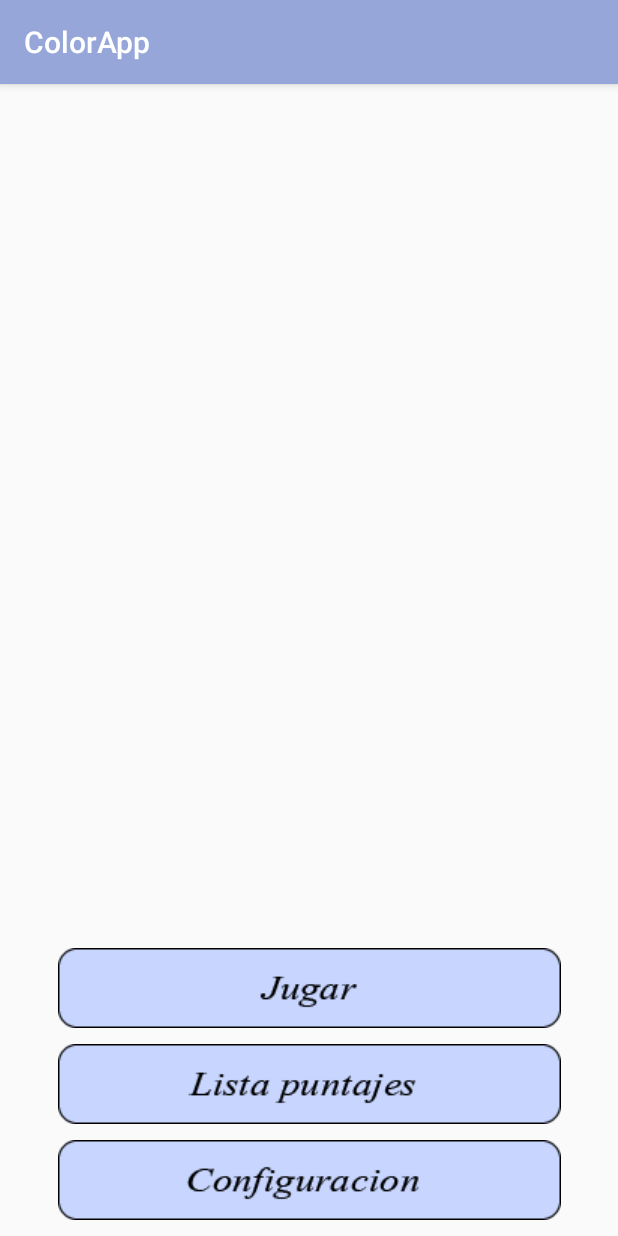
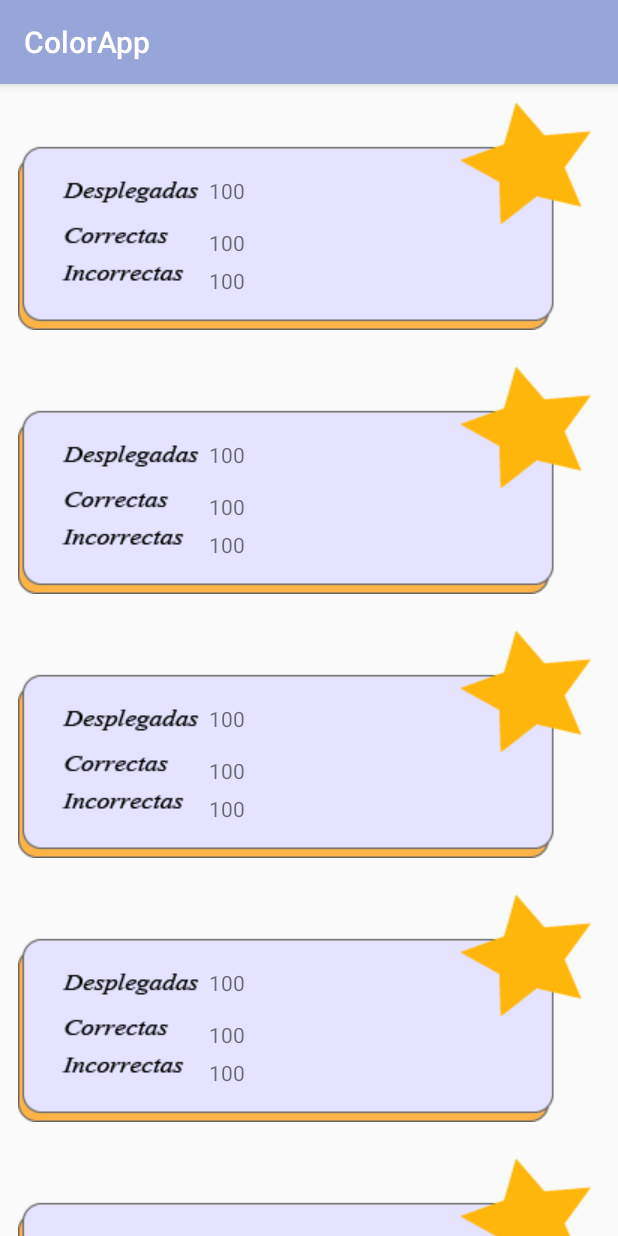
Before and after one commit to wsquindio2018/ColorApp_Quindio, an Android app: the screen it shows after launch (MainActivity before the commit, ListaPuntajesActivity after it), after a tap on an icon or button, on a phone screen of 412 x 824 dp. Run offline under Robolectric (Android 15) with nearby library versions, the light colour scheme and no system bars.

Commit message:
De victor para Diego

```diff
--- a/app/src/main/AndroidManifest.xml
+++ b/app/src/main/AndroidManifest.xml
@@ -17,7 +17,8 @@
             </intent-filter>
         </activity>
         <activity android:name=".actividades.JugarActivity" />
-        <activity android:name=".actividades.ConfiguracionActiviy"></activity>
+        <activity android:name=".actividades.ConfiguracionActiviy" />
+        <activity android:name=".actividades.ListaPuntajesActivity"></activity>
     </application>
 
 </manifest>
--- /dev/null
+++ b/app/src/main/java/com/example/worldskills/colorapp/actividades/ListaPuntajesActivity.java
@@ -0,0 +1,38 @@
+package com.example.worldskills.colorapp.actividades;
+
+import android.support.v7.app.AppCompatActivity;
+import android.os.Bundle;
+import android.support.v7.widget.RecyclerView;
+
+import com.example.worldskills.colorapp.R;
+import com.example.worldskills.colorapp.adapter.PuntajesAdapter;
+import com.example.worldskills.colorapp.entidades.PuntajesVo;
+
+import java.util.ArrayList;
+
+public class ListaPuntajesActivity extends AppCompatActivity {
+
+    RecyclerView recyclerView;
+    PuntajesAdapter adapter;
+    ArrayList<PuntajesVo>listaPuntajes;
+    PuntajesVo puntajesVo;
+
+    @Override
+    protected void onCreate(Bundle savedInstanceState) {
+        super.onCreate(savedInstanceState);
+        setContentView(R.layout.activity_lista_puntajes);
+        recyclerView = findViewById(R.id.recyclerPuntajes);
+
+        puntajesVo = new PuntajesVo();
+        listaPuntajes = new ArrayList<>();
+        for (int i = 0;i<12;i++){
+            puntajesVo.setDesplegadas(100);
+            puntajesVo.setCorrectas(100);
+            puntajesVo.setIncorrectas(100);
+            listaPuntajes.add(puntajesVo);
+        }
+
+        adapter = new PuntajesAdapter(listaPuntajes);
+        recyclerView.setAdapter(adapter);
+    }
+}
--- a/app/src/main/java/com/example/worldskills/colorapp/actividades/MainActivity.java
+++ b/app/src/main/java/com/example/worldskills/colorapp/actividades/MainActivity.java
@@ -1,11 +1,9 @@
 package com.example.worldskills.colorapp.actividades;
 
-import android.app.FragmentManager;
 import android.content.Intent;
 import android.support.v7.app.AppCompatActivity;
 import android.os.Bundle;
 import android.view.View;
-import android.widget.Toast;
 
 import com.example.worldskills.colorapp.R;
 import com.example.worldskills.colorapp.entidades.Tipo;
@@ -30,6 +28,7 @@ public class MainActivity extends AppCompatActivity{
                 intent=new Intent(MainActivity.this,JugarActivity.class);
                 break;
             case R.id.puntajes:
+                intent=new Intent(MainActivity.this,ListaPuntajesActivity.class);
                 break;
             case R.id.configuracion:
                 intent=new Intent(MainActivity.this,ConfiguracionActiviy.class);
--- a/app/src/main/java/com/example/worldskills/colorapp/adapter/PuntajesAdapter.java
+++ b/app/src/main/java/com/example/worldskills/colorapp/adapter/PuntajesAdapter.java
@@ -28,9 +28,9 @@ public class PuntajesAdapter extends RecyclerView.Adapter<PuntajesAdapter.Puntaj
 
     @Override
     public void onBindViewHolder(PuntajesHolder holder, int position) {
-        holder.desplegadas.setText("Desplegadas: " + listaPuntajes.get(position).getDesplegadas());
-        holder.desplegadas.setText("Correctas: " + listaPuntajes.get(position).getCorrectas());
-        holder.desplegadas.setText("Incorrectas: " + listaPuntajes.get(position).getIncorrectas());
+        holder.desplegadas.setText(""+listaPuntajes.get(position).getDesplegadas());
+        holder.correctas.setText(""+listaPuntajes.get(position).getCorrectas());
+        holder.incorrectas.setText(""+listaPuntajes.get(position).getIncorrectas());
     }
 
     @Override
--- a/app/src/main/res/layout/activity_configuracion_activiy.xml
+++ b/app/src/main/res/layout/activity_configuracion_activiy.xml
@@ -3,6 +3,7 @@
     xmlns:app="http://schemas.android.com/apk/res-auto"
     xmlns:tools="http://schemas.android.com/tools"
     android:layout_width="match_parent"
+    android:gravity="center_vertical"
     android:padding="10dp"
     android:layout_height="match_parent"
     tools:context=".actividades.ConfiguracionActiviy">
@@ -10,7 +11,8 @@
     <Spinner
         android:id="@+id/spinnerTipoJuego"
         android:layout_width="287dp"
-        android:layout_height="37dp"
+        android:gravity="center_vertical"
+        android:layout_height="wrap_content"
         android:layout_alignParentTop="true"
         android:layout_centerHorizontal="true"
         android:layout_marginTop="17dp"
--- /dev/null
+++ b/app/src/main/res/layout/activity_lista_puntajes.xml
@@ -0,0 +1,17 @@
+<?xml version="1.0" encoding="utf-8"?>
+<android.support.constraint.ConstraintLayout xmlns:android="http://schemas.android.com/apk/res/android"
+    xmlns:app="http://schemas.android.com/apk/res-auto"
+    xmlns:tools="http://schemas.android.com/tools"
+    android:layout_width="match_parent"
+    android:layout_height="match_parent"
+    tools:context=".actividades.ListaPuntajesActivity">
+
+
+    <android.support.v7.widget.RecyclerView
+        android:layout_width="match_parent"
+        android:id="@+id/recyclerPuntajes"
+        android:layout_height="wrap_content"
+        app:layoutManager="android.support.v7.widget.LinearLayoutManager">
+
+    </android.support.v7.widget.RecyclerView>
+</android.support.constraint.ConstraintLayout>
--- a/app/src/main/res/layout/modelo_puntajes_adapter.xml
+++ b/app/src/main/res/layout/modelo_puntajes_adapter.xml
@@ -3,30 +3,39 @@
     xmlns:tools="http://schemas.android.com/tools"
     android:layout_width="match_parent"
     android:layout_height="match_parent"
+    android:padding="12dp"
     android:orientation="vertical">
 
 
     <LinearLayout
         android:layout_width="match_parent"
         android:layout_height="wrap_content"
-        android:orientation="vertical">
+        android:orientation="vertical"
+        android:paddingTop="49dp"
+        android:background="@drawable/fondo_layout2"
+        android:elevation="100dp">
 
         <TextView
             android:id="@+id/desplegadasModelo"
             android:layout_width="match_parent"
             android:layout_height="wrap_content"
+            android:layout_marginLeft="127dp"
             android:text="Desplegadas" />
 
         <TextView
             android:id="@+id/correctasModelo"
             android:layout_width="match_parent"
             android:layout_height="wrap_content"
+            android:layout_marginTop="15dp"
+            android:layout_marginLeft="127dp"
             android:text="Correctas" />
 
         <TextView
             android:id="@+id/incorrectasModelo"
-            android:layout_width="match_parent"
+            android:layout_width="122dp"
             android:layout_height="wrap_content"
+            android:layout_marginTop="6dp"
+            android:layout_marginLeft="127dp"
             android:text="Incorrectas" />
     </LinearLayout>
 </LinearLayout>
```
Also changed, not shown: app/src/main/res/drawable/fondo_layout.png (added), app/src/main/res/drawable/fondo_layout2.png (added), app/src/main/res/drawable/fondo_layout3.png (added), app/src/main/res/drawable/fondo_layout_lista.png (added), app/src/main/res/drawable/icono144x144.png (added).
